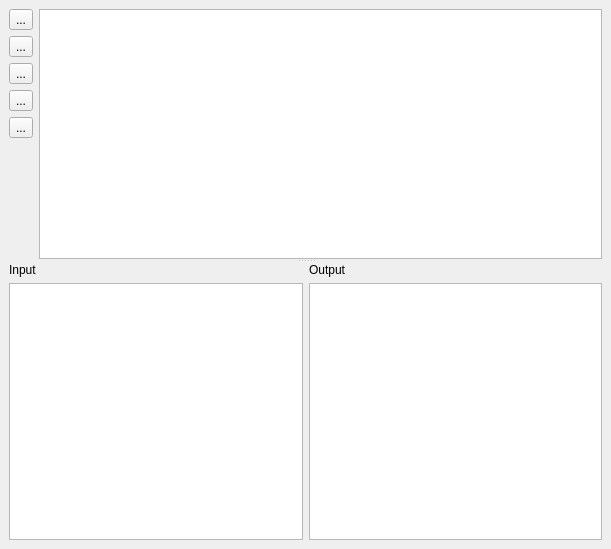
Before: the Qt Designer form field.ui in ralsina/ra-flip, drawn with Qt 5.
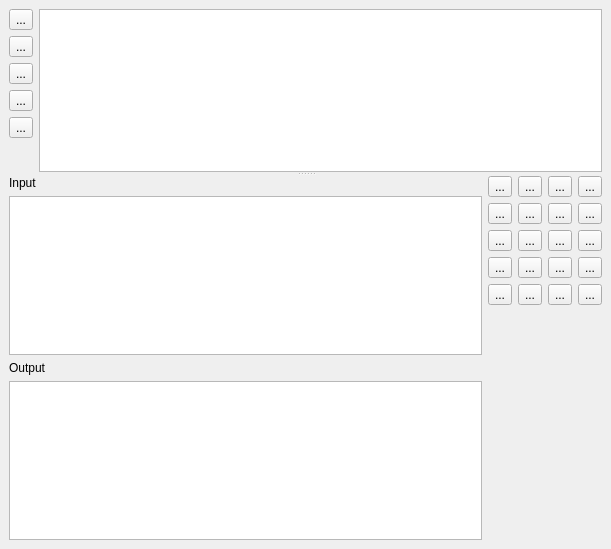
After: the same form once the commit is applied. Icons and pictures are not drawn.

Commit message: Thinking how to implement the editor.

Patch:
```diff
--- a/field.ui
+++ b/field.ui
@@ -129,7 +129,7 @@
        </item>
       </layout>
      </widget>
-     <widget class="QWidget" name="layoutWidget" >
+     <widget class="QWidget" name="" >
       <layout class="QHBoxLayout" >
        <property name="margin" >
         <number>0</number>
@@ -155,16 +155,6 @@
          <item>
           <widget class="QTextEdit" name="input" />
          </item>
-        </layout>
-       </item>
-       <item>
-        <layout class="QVBoxLayout" >
-         <property name="margin" >
-          <number>0</number>
-         </property>
-         <property name="spacing" >
-          <number>6</number>
-         </property>
          <item>
           <widget class="QLabel" name="label_2" >
            <property name="text" >
@@ -177,6 +167,289 @@
          </item>
         </layout>
        </item>
+       <item>
+        <layout class="QVBoxLayout" >
+         <property name="margin" >
+          <number>0</number>
+         </property>
+         <property name="spacing" >
+          <number>6</number>
+         </property>
+         <item>
+          <layout class="QVBoxLayout" >
+           <property name="margin" >
+            <number>0</number>
+           </property>
+           <property name="spacing" >
+            <number>6</number>
+           </property>
+           <item>
+            <layout class="QHBoxLayout" >
+             <property name="margin" >
+              <number>0</number>
+             </property>
+             <property name="spacing" >
+              <number>6</number>
+             </property>
+             <item>
+              <widget class="QToolButton" name="toolButton" >
+               <property name="text" >
+                <string>...</string>
+               </property>
+               <property name="checkable" >
+                <bool>true</bool>
+               </property>
+              </widget>
+             </item>
+             <item>
+              <widget class="QToolButton" name="toolButton_2" >
+               <property name="text" >
+                <string>...</string>
+               </property>
+               <property name="checkable" >
+                <bool>true</bool>
+               </property>
+              </widget>
+             </item>
+             <item>
+              <widget class="QToolButton" name="toolButton_3" >
+               <property name="text" >
+                <string>...</string>
+               </property>
+               <property name="checkable" >
+                <bool>true</bool>
+               </property>
+              </widget>
+             </item>
+             <item>
+              <widget class="QToolButton" name="toolButton_4" >
+               <property name="text" >
+                <string>...</string>
+               </property>
+               <property name="checkable" >
+                <bool>true</bool>
+               </property>
+              </widget>
+             </item>
+            </layout>
+           </item>
+           <item>
+            <layout class="QHBoxLayout" >
+             <property name="margin" >
+              <number>0</number>
+             </property>
+             <property name="spacing" >
+              <number>6</number>
+             </property>
+             <item>
+              <widget class="QToolButton" name="toolButton_5" >
+               <property name="text" >
+                <string>...</string>
+               </property>
+               <property name="checkable" >
+                <bool>true</bool>
+               </property>
+              </widget>
+             </item>
+             <item>
+              <widget class="QToolButton" name="toolButton_26" >
+               <property name="text" >
+                <string>...</string>
+               </property>
+               <property name="checkable" >
+                <bool>true</bool>
+               </property>
+              </widget>
+             </item>
+             <item>
+              <widget class="QToolButton" name="toolButton_27" >
+               <property name="text" >
+                <string>...</string>
+               </property>
+               <property name="checkable" >
+                <bool>true</bool>
+               </property>
+              </widget>
+             </item>
+             <item>
+              <widget class="QToolButton" name="toolButton_28" >
+               <property name="text" >
+                <string>...</string>
+               </property>
+               <property name="checkable" >
+                <bool>true</bool>
+               </property>
+              </widget>
+             </item>
+            </layout>
+           </item>
+           <item>
+            <layout class="QHBoxLayout" >
+             <property name="margin" >
+              <number>0</number>
+             </property>
+             <property name="spacing" >
+              <number>6</number>
+             </property>
+             <item>
+              <widget class="QToolButton" name="toolButton_29" >
+               <property name="text" >
+                <string>...</string>
+               </property>
+               <property name="checkable" >
+                <bool>true</bool>
+               </property>
+              </widget>
+             </item>
+             <item>
+              <widget class="QToolButton" name="toolButton_30" >
+               <property name="text" >
+                <string>...</string>
+               </property>
+               <property name="checkable" >
+                <bool>true</bool>
+               </property>
+              </widget>
+             </item>
+             <item>
+              <widget class="QToolButton" name="toolButton_31" >
+               <property name="text" >
+                <string>...</string>
+               </property>
+               <property name="checkable" >
+                <bool>true</bool>
+               </property>
+              </widget>
+             </item>
+             <item>
+              <widget class="QToolButton" name="toolButton_32" >
+               <property name="text" >
+                <string>...</string>
+               </property>
+               <property name="checkable" >
+                <bool>true</bool>
+               </property>
+              </widget>
+             </item>
+            </layout>
+           </item>
+           <item>
+            <layout class="QHBoxLayout" >
+             <property name="margin" >
+              <number>0</number>
+             </property>
+             <property name="spacing" >
+              <number>6</number>
+             </property>
+             <item>
+              <widget class="QToolButton" name="toolButton_33" >
+               <property name="text" >
+                <string>...</string>
+               </property>
+               <property name="checkable" >
+                <bool>true</bool>
+               </property>
+              </widget>
+             </item>
+             <item>
+              <widget class="QToolButton" name="toolButton_34" >
+               <property name="text" >
+                <string>...</string>
+               </property>
+               <property name="checkable" >
+                <bool>true</bool>
+               </property>
+              </widget>
+             </item>
+             <item>
+              <widget class="QToolButton" name="toolButton_35" >
+               <property name="text" >
+                <string>...</string>
+               </property>
+               <property name="checkable" >
+                <bool>true</bool>
+               </property>
+              </widget>
+             </item>
+             <item>
+              <widget class="QToolButton" name="toolButton_36" >
+               <property name="text" >
+                <string>...</string>
+               </property>
+               <property name="checkable" >
+                <bool>true</bool>
+               </property>
+              </widget>
+             </item>
+            </layout>
+           </item>
+           <item>
+            <layout class="QHBoxLayout" >
+             <property name="margin" >
+              <number>0</number>
+             </property>
+             <property name="spacing" >
+              <number>6</number>
+             </property>
+             <item>
+              <widget class="QToolButton" name="toolButton_37" >
+               <property name="text" >
+                <string>...</string>
+               </property>
+               <property name="checkable" >
+                <bool>true</bool>
+               </property>
+              </widget>
+             </item>
+             <item>
+              <widget class="QToolButton" name="toolButton_38" >
+               <property name="text" >
+                <string>...</string>
+               </property>
+               <property name="checkable" >
+                <bool>true</bool>
+               </property>
+              </widget>
+             </item>
+             <item>
+              <widget class="QToolButton" name="toolButton_39" >
+               <property name="text" >
+                <string>...</string>
+               </property>
+               <property name="checkable" >
+                <bool>true</bool>
+               </property>
+              </widget>
+             </item>
+             <item>
+              <widget class="QToolButton" name="toolButton_40" >
+               <property name="text" >
+                <string>...</string>
+               </property>
+               <property name="checkable" >
+                <bool>true</bool>
+               </property>
+              </widget>
+             </item>
+            </layout>
+           </item>
+          </layout>
+         </item>
+         <item>
+          <spacer>
+           <property name="orientation" >
+            <enum>Qt::Vertical</enum>
+           </property>
+           <property name="sizeHint" >
+            <size>
+             <width>20</width>
+             <height>40</height>
+            </size>
+           </property>
+          </spacer>
+         </item>
+        </layout>
+       </item>
       </layout>
      </widget>
     </widget>
```
The commit also changes 1 other file.
